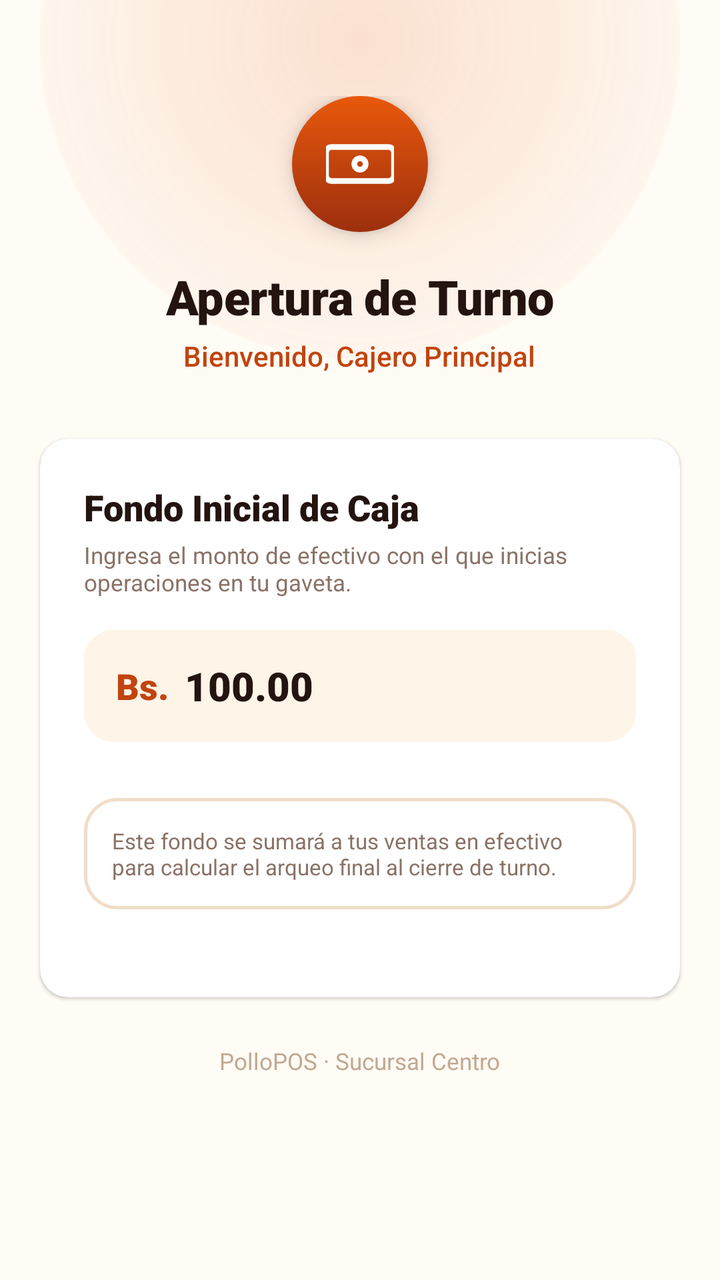
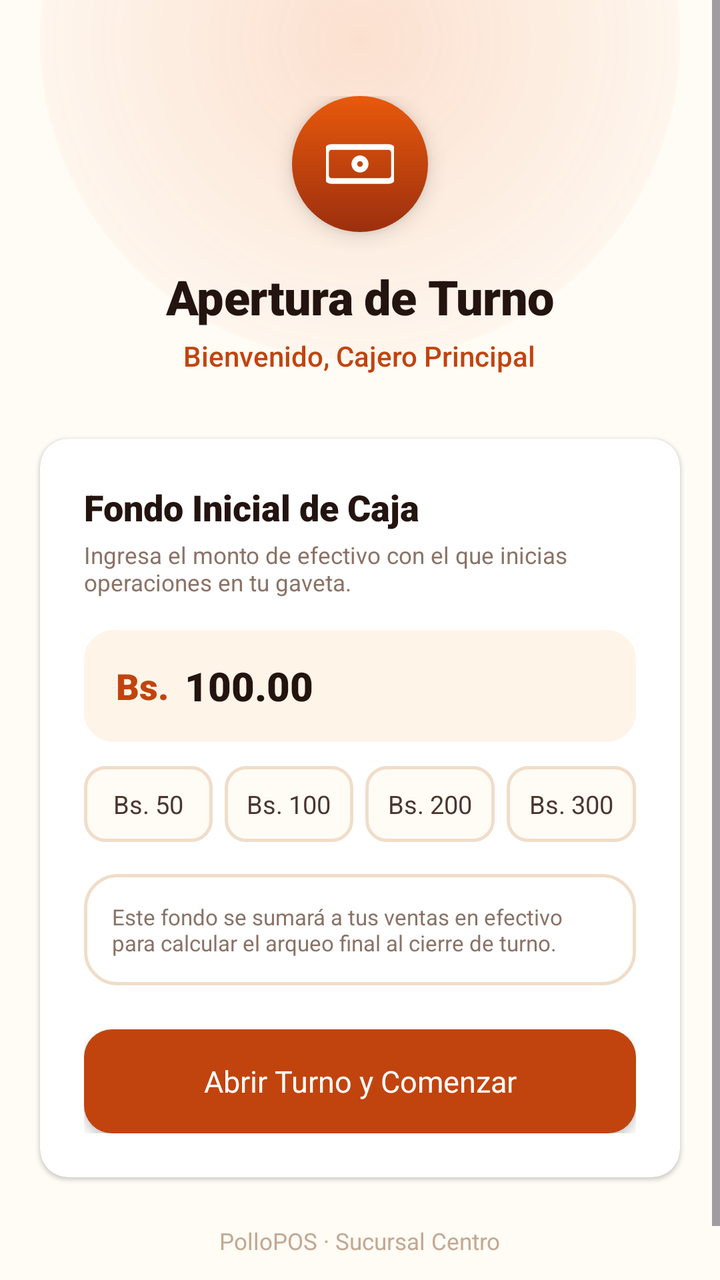

An Android layout rendered at two revisions. The XML below is the earlier revision; the diff shows what the commit changed to produce the second picture.
<!-- AndroidManifest.xml: application theme Theme.Pollogithub -->
<!-- res/layout/activity_apertura_caja.xml -->
<?xml version="1.0" encoding="utf-8"?>
<ScrollView xmlns:android="http://schemas.android.com/apk/res/android"
    xmlns:app="http://schemas.android.com/apk/res-auto"
    xmlns:tools="http://schemas.android.com/tools"
    android:id="@+id/mainApertura"
    android:layout_width="match_parent"
    android:layout_height="match_parent"
    android:fillViewport="true"
    android:background="@color/paper_50">

    <androidx.constraintlayout.widget.ConstraintLayout
        android:layout_width="match_parent"
        android:layout_height="wrap_content"
        android:paddingBottom="40dp">

        
        <View
            android:id="@+id/glowView"
            android:layout_width="320dp"
            android:layout_height="320dp"
            android:background="@drawable/bg_glow_top"
            app:layout_constraintEnd_toEndOf="parent"
            app:layout_constraintStart_toStartOf="parent"
            app:layout_constraintTop_toTopOf="parent"
            android:translationY="-140dp" />

        
        <LinearLayout
            android:id="@+id/headerApertura"
            android:layout_width="match_parent"
            android:layout_height="wrap_content"
            android:gravity="center_horizontal"
            android:orientation="vertical"
            android:paddingTop="48dp"
            android:paddingBottom="24dp"
            app:layout_constraintTop_toTopOf="parent">

            <FrameLayout
                android:layout_width="68dp"
                android:layout_height="68dp"
                android:layout_marginBottom="16dp"
                android:background="@drawable/bg_brand_logo"
                android:elevation="6dp">

                <ImageView
                    android:layout_width="34dp"
                    android:layout_height="34dp"
                    android:layout_gravity="center"
                    android:contentDescription="Apertura de turno"
                    android:src="@drawable/ic_cash_register"
                    app:tint="@color/white" />
            </FrameLayout>

            <TextView
                android:textAppearance="@style/TextAppearance.Pollo.Title.Hero"
                android:layout_width="wrap_content"
                android:layout_height="wrap_content"
                android:text="Apertura de Turno" />

            <TextView
                android:id="@+id/tvAperturaWelcome"
                android:textAppearance="@style/TextAppearance.Pollo.Subtitle.Accent"
                android:layout_width="wrap_content"
                android:layout_height="wrap_content"
                android:layout_marginTop="@dimen/spacing_xs"
                android:text="Bienvenido, Cajero Principal" />
        </LinearLayout>

        
        <androidx.cardview.widget.CardView
            android:id="@+id/cardApertura"
            style="@style/Widget.Pollo.Card.White"
            android:layout_width="match_parent"
            android:layout_height="wrap_content"
            android:layout_marginHorizontal="@dimen/spacing_xl"
            android:layout_marginTop="@dimen/spacing_s"
            app:layout_constraintTop_toBottomOf="@id/headerApertura">

            <LinearLayout
                android:layout_width="match_parent"
                android:layout_height="wrap_content"
                android:orientation="vertical"
                android:padding="@dimen/dialog_padding">

                <TextView
                    android:textAppearance="@style/TextAppearance.Pollo.Title.Medium"
                    android:layout_width="wrap_content"
                    android:layout_height="wrap_content"
                    android:text="Fondo Inicial de Caja" />

                <TextView
                    android:textAppearance="@style/TextAppearance.Pollo.Subtitle"
                    android:layout_width="wrap_content"
                    android:layout_height="wrap_content"
                    android:layout_marginTop="@dimen/spacing_xs"
                    android:text="Ingresa el monto de efectivo con el que inicias operaciones en tu gaveta." />

                
                <LinearLayout
                    android:layout_width="match_parent"
                    android:layout_height="56dp"
                    android:layout_marginTop="16dp"
                    android:background="@drawable/bg_input_field"
                    android:backgroundTint="@color/paper_100"
                    android:gravity="center_vertical"
                    android:orientation="horizontal"
                    android:paddingHorizontal="16dp">

                    <TextView
                        android:layout_width="wrap_content"
                        android:layout_height="wrap_content"
                        android:fontFamily="sans-serif-black"
                        android:text="Bs."
                        android:textColor="@color/ember_600"
                        android:textSize="18sp" />

                    <EditText
                        android:id="@+id/etFondoInicial"
                        android:layout_width="0dp"
                        android:layout_height="match_parent"
                        android:layout_marginStart="8dp"
                        android:layout_weight="1"
                        android:background="@null"
                        android:fontFamily="sans-serif-black"
                        android:gravity="center_vertical"
                        android:hint="100.00"
                        android:importantForAutofill="no"
                        android:inputType="numberDecimal"
                        android:text="100.00"
                        android:textColor="@color/char_900"
                        android:textColorHint="@color/placeholder_text"
                        android:textSize="20sp" />
                </LinearLayout>

                
                <LinearLayout
                    android:layout_width="match_parent"
                    android:layout_height="wrap_content"
                    android:layout_marginTop="12dp"
                    android:gravity="center"
                    android:orientation="horizontal">

                    <TextView
                        android:id="@+id/btnQuickFondo50"
                        style="@style/Widget.Pollo.Button.QuickCash"
                        android:layout_width="0dp"
                        android:layout_marginEnd="6dp"
                        android:layout_weight="1"
                        android:text="Bs. 50" />

                    <TextView
                        android:id="@+id/btnQuickFondo100"
                        style="@style/Widget.Pollo.Button.QuickCash"
                        android:layout_width="0dp"
                        android:layout_marginEnd="6dp"
                        android:layout_weight="1"
                        android:text="Bs. 100" />

                    <TextView
                        android:id="@+id/btnQuickFondo200"
                        style="@style/Widget.Pollo.Button.QuickCash"
                        android:layout_width="0dp"
                        android:layout_marginEnd="6dp"
                        android:layout_weight="1"
                        android:text="Bs. 200" />

                    <TextView
                        android:id="@+id/btnQuickFondo300"
                        style="@style/Widget.Pollo.Button.QuickCash"
                        android:layout_width="0dp"
                        android:layout_weight="1"
                        android:text="Bs. 300" />
                </LinearLayout>

                
                <TextView
                    style="@style/Widget.Pollo.Card.Order"
                    android:textAppearance="@style/TextAppearance.Pollo.Subtitle.Muted"
                    android:layout_width="match_parent"
                    android:layout_height="wrap_content"
                    android:layout_marginTop="16dp"
                    android:text="Este fondo se sumará a tus ventas en efectivo para calcular el arqueo final al cierre de turno." />

                
                <androidx.appcompat.widget.AppCompatButton
                    android:id="@+id/btnAbrirTurno"
                    style="@style/Widget.Pollo.Button.Primary"
                    android:layout_width="match_parent"
                    android:layout_marginTop="22dp"
                    android:elevation="3dp"
                    android:text="Abrir Turno y Comenzar" />

            </LinearLayout>
        </androidx.cardview.widget.CardView>

        
        <TextView
            android:textAppearance="@style/TextAppearance.Pollo.Caption"
            android:layout_width="wrap_content"
            android:layout_height="wrap_content"
            android:layout_marginTop="@dimen/spacing_2xl"
            android:text="PolloPOS · Sucursal Centro"
            app:layout_constraintEnd_toEndOf="parent"
            app:layout_constraintStart_toStartOf="parent"
            app:layout_constraintTop_toBottomOf="@id/cardApertura" />

    </androidx.constraintlayout.widget.ConstraintLayout>
</ScrollView>
<!-- resources referenced by this layout -->
<resources>
  <color name="char_900">#241410</color>
  <color name="ember_600">#C1440E</color>
  <color name="paper_100">#FFF4E8</color>
  <color name="paper_50">#FFFBF5</color>
  <color name="placeholder_text">#C2A892</color>
  <color name="white">#FFFFFFFF</color>
  <dimen name="dialog_padding">22dp</dimen>
  <dimen name="spacing_2xl">24dp</dimen>
  <dimen name="spacing_s">8dp</dimen>
  <dimen name="spacing_xl">20dp</dimen>
  <dimen name="spacing_xs">4dp</dimen>
  <!-- drawable bg_brand_logo (drawable) -->
  <?xml version="1.0" encoding="utf-8"?>
  <shape xmlns:android="http://schemas.android.com/apk/res/android"
      android:shape="oval">
      <gradient
          android:angle="295"
          android:startColor="@color/ember_500"
          android:endColor="@color/ember_700" />
  </shape>
  <!-- drawable bg_glow_top (drawable) -->
  <?xml version="1.0" encoding="utf-8"?>
  <shape xmlns:android="http://schemas.android.com/apk/res/android"
      android:shape="oval">
      <gradient
          android:type="radial"
          android:gradientRadius="200dp"
          android:startColor="#29E8590C"
          android:endColor="#00E8590C" />
  </shape>
  <style name="TextAppearance.Pollo.Caption" parent="TextAppearance.Pollo">
          <item name="android:fontFamily">sans-serif</item>
          <item name="android:textColor">@color/placeholder_text</item>
          <item name="android:textSize">@dimen/text_size_caption</item>
      </style>
  <style name="TextAppearance.Pollo.Subtitle" parent="TextAppearance.Pollo">
          <item name="android:fontFamily">sans-serif</item>
          <item name="android:textColor">@color/char_400</item>
          <item name="android:textSize">@dimen/text_size_caption</item>
      </style>
  <style name="TextAppearance.Pollo.Subtitle.Accent" parent="TextAppearance.Pollo">
          <item name="android:fontFamily">sans-serif-medium</item>
          <item name="android:textColor">@color/ember_600</item>
          <item name="android:textSize">14sp</item>
      </style>
  <style name="TextAppearance.Pollo.Subtitle.Muted" parent="TextAppearance.Pollo.Subtitle">
          <item name="android:textSize">11sp</item>
      </style>
  <style name="TextAppearance.Pollo.Title.Medium" parent="TextAppearance.Pollo.Title">
          <item name="android:fontFamily">sans-serif-black</item>
          <item name="android:textColor">@color/char_900</item>
          <item name="android:textSize">@dimen/text_size_title_medium</item>
      </style>
  <style name="Widget.Pollo.Card.Order" parent="Widget.Pollo.Card">
          <item name="android:background">@drawable/bg_order_card</item>
          <item name="android:padding">@dimen/card_padding_standard</item>
      </style>
  <style name="Theme.Pollogithub" parent="Base.Theme.Pollogithub" />
  <color name="ember_500">#E8590C</color>
  <color name="ember_700">#9C2F0E</color>
  <color name="line_color">#F0DDC9</color>
  <style name="TextAppearance.Pollo" parent="android:TextAppearance" />
  <dimen name="text_size_caption">11.5sp</dimen>
  <color name="char_400">#8A7266</color>
  <style name="TextAppearance.Pollo.Title" parent="TextAppearance.Pollo" />
  <dimen name="text_size_hero">24sp</dimen>
  <dimen name="text_size_title_medium">18sp</dimen>
  <style name="Widget.Pollo.Button" parent="Widget.AppCompat.Button" />
  <dimen name="text_size_btn_primary">15sp</dimen>
  <dimen name="btn_height_primary">52dp</dimen>
  <style name="Widget.Pollo" parent="" />
  <color name="char_700">#4A352E</color>
  <dimen name="text_size_label">12.5sp</dimen>
  <dimen name="btn_height_small">38dp</dimen>
  <style name="Widget.Pollo.Card" parent="" />
  <dimen name="card_padding_standard">14dp</dimen>
  <dimen name="radius_card">14dp</dimen>
  <color name="ember_100">#FFE4D1</color>
  <!-- unchanged entries left out for length: 10 -->
</resources>

<!-- the commit's change to res/layout/activity_apertura_caja.xml (unified diff, before → after) -->
@@ -144,6 +144,7 @@
                         android:id="@+id/btnQuickFondo50"
                         style="@style/Widget.Pollo.Button.QuickCash"
                         android:layout_width="0dp"
+                        android:layout_height="@dimen/btn_height_small"
                         android:layout_marginEnd="6dp"
                         android:layout_weight="1"
                         android:text="Bs. 50" />
@@ -152,6 +153,7 @@
                         android:id="@+id/btnQuickFondo100"
                         style="@style/Widget.Pollo.Button.QuickCash"
                         android:layout_width="0dp"
+                        android:layout_height="@dimen/btn_height_small"
                         android:layout_marginEnd="6dp"
                         android:layout_weight="1"
                         android:text="Bs. 100" />
@@ -160,6 +162,7 @@
                         android:id="@+id/btnQuickFondo200"
                         style="@style/Widget.Pollo.Button.QuickCash"
                         android:layout_width="0dp"
+                        android:layout_height="@dimen/btn_height_small"
                         android:layout_marginEnd="6dp"
                         android:layout_weight="1"
                         android:text="Bs. 200" />
@@ -168,6 +171,7 @@
                         android:id="@+id/btnQuickFondo300"
                         style="@style/Widget.Pollo.Button.QuickCash"
                         android:layout_width="0dp"
+                        android:layout_height="@dimen/btn_height_small"
                         android:layout_weight="1"
                         android:text="Bs. 300" />
                 </LinearLayout>
@@ -186,6 +190,7 @@
                     android:id="@+id/btnAbrirTurno"
                     style="@style/Widget.Pollo.Button.Primary"
                     android:layout_width="match_parent"
+                    android:layout_height="@dimen/btn_height_primary"
                     android:layout_marginTop="22dp"
                     android:elevation="3dp"
                     android:text="Abrir Turno y Comenzar" />
